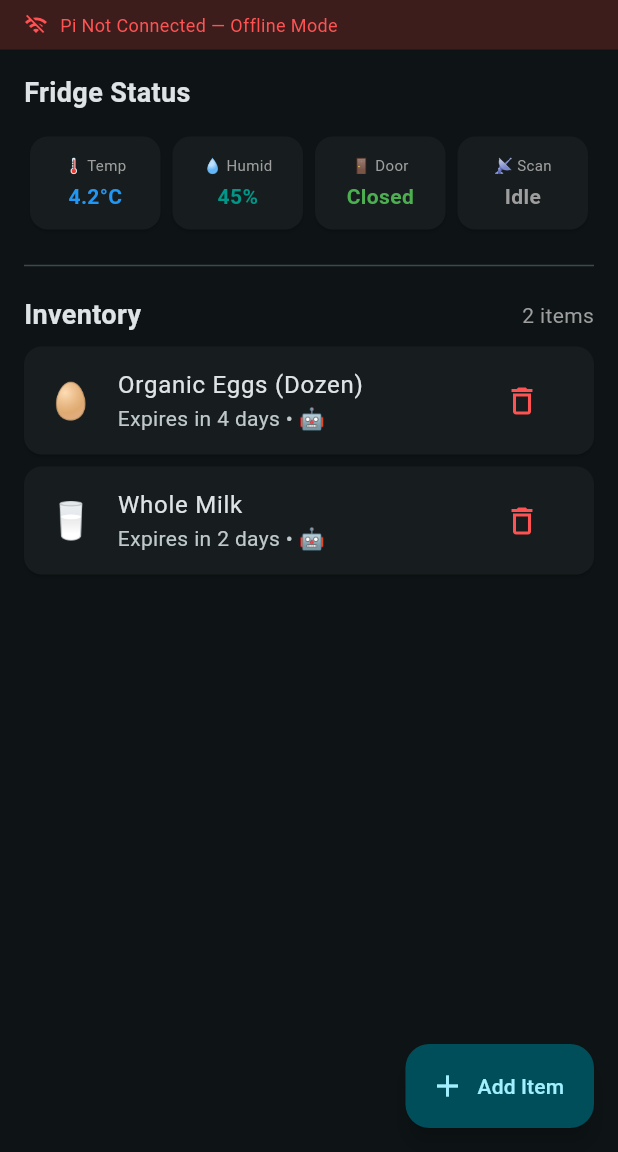
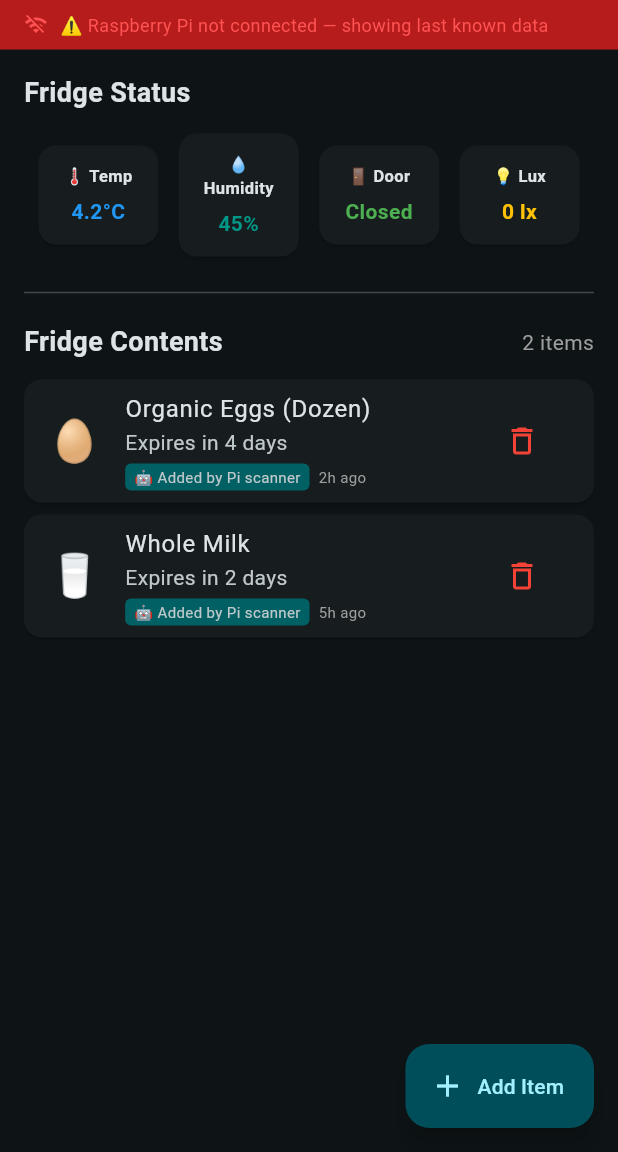
Before and after one commit to DavidMead182/PiFridge, a Flutter app: the screen it shows after launch, on a phone screen of 412 x 824 dp, the part 84-1236 px from its top. Run offline on Flutter 3.47's test engine with Material 3 defaults, Android fonts, the phone set to English and light mode, and no system bars; missing offline and left inert: mobile_scanner, openfoodfacts; network calls fail.

Commit message:
feat: integrate Pi sensor service into dashboard

```diff
--- a/lib/main.dart
+++ b/lib/main.dart
@@ -1,9 +1,9 @@
 import 'package:flutter/material.dart';
 import 'package:mobile_scanner/mobile_scanner.dart';
 import 'package:openfoodfacts/openfoodfacts.dart';
+import 'sensor_service.dart';
 
 void main() {
-  // --- Configure OpenFoodFacts API ---
   OpenFoodAPIConfiguration.userAgent = UserAgent(
     name: 'PiFridge',
     version: '1.0.0',
@@ -32,16 +32,13 @@ class PiFridgeApp extends StatelessWidget {
   }
 }
 
-// ─────────────────────────────────────────────
-//  MODELS
-// ─────────────────────────────────────────────
-
+// --- FOOD MODEL ---
 class FoodItem {
   final String name;
   final String icon;
   final String expirationDate;
   final String? barcode;
-  final bool isManualEntry; // true = phone, false = Pi
+  final bool isManualEntry;
   final DateTime addedAt;
 
   FoodItem({
@@ -54,28 +51,9 @@ class FoodItem {
   }) : addedAt = addedAt ?? DateTime.now();
 }
 
-class FridgeVitals {
-  final double temperature;
-  final int humidity;
-  final bool doorOpen;
-  final bool scannerActive;
-  final bool piConnected;
-  final DateTime lastUpdated;
-
-  const FridgeVitals({
-    required this.temperature,
-    required this.humidity,
-    required this.doorOpen,
-    required this.scannerActive,
-    required this.piConnected,
-    required this.lastUpdated,
-  });
-}
-
 // ─────────────────────────────────────────────
 //  DASHBOARD
 // ─────────────────────────────────────────────
-
 class FridgeDashboard extends StatefulWidget {
   const FridgeDashboard({super.key});
 
@@ -84,15 +62,12 @@ class FridgeDashboard extends StatefulWidget {
 }
 
 class _FridgeDashboardState extends State<FridgeDashboard> {
-  // Simulation Data (Replace with real Pi data later)
-  FridgeVitals _vitals = FridgeVitals(
-    temperature: 4.2,
-    humidity: 45,
-    doorOpen: false,
-    scannerActive: false,
-    piConnected: false,
-    lastUpdated: DateTime.now(),
-  );
+  // SensorService fetches real data from the Pi
+  final SensorService _sensorService = SensorService();
+
+  // Starts with initial placeholder values, updates when Pi connects
+  FridgeSensorData _sensorData = FridgeSensorData.initial();
+  bool _piConnected = false;
 
   final List<FoodItem> _inventory = [
     FoodItem(
@@ -112,6 +87,176 @@ class _FridgeDashboardState extends State<FridgeDashboard> {
   ];
 
   @override
+  void initState() {
+    super.initState();
+    // Start listening to the Pi sensor stream
+    _sensorService.getAllSensorData().listen((data) {
+      if (mounted) {
+        setState(() {
+          _sensorData = data;
+          _piConnected = _sensorService.piConnected;
+        });
+      }
+    });
+  }
+
+  // ── Connection banner ──
+  Widget _buildConnectionBanner() {
+    return Container(
+      width: double.infinity,
+      padding: const EdgeInsets.symmetric(vertical: 8, horizontal: 16),
+      color: _piConnected ? Colors.green.shade900 : Colors.red.shade900,
+      child: Row(
+        children: [
+          Icon(
+            _piConnected ? Icons.wifi : Icons.wifi_off,
+            size: 16,
+            color: _piConnected ? Colors.greenAccent : Colors.redAccent,
+          ),
+          const SizedBox(width: 8),
+          Expanded(
+            child: Text(
+              _piConnected
+                  ? "Raspberry Pi connected · Last update: ${_formatTime(_sensorData.lastUpdated)}"
+                  : "⚠ Raspberry Pi not connected — showing last known data",
+              style: TextStyle(
+                fontSize: 12,
+                color: _piConnected ? Colors.greenAccent : Colors.redAccent,
+              ),
+            ),
+          ),
+        ],
+      ),
+    );
+  }
+
+  // ── Vitals row — now uses REAL data from Pi ──
+  Widget _buildVitals() {
+    return Column(
+      crossAxisAlignment: CrossAxisAlignment.start,
+      children: [
+        const Text(
+          "Fridge Status",
+          style: TextStyle(fontSize: 18, fontWeight: FontWeight.bold),
+        ),
+        const SizedBox(height: 10),
+        Row(
+          mainAxisAlignment: MainAxisAlignment.spaceEvenly,
+          children: [
+            _buildVitalCard(
+              "🌡 Temp",
+              "${_sensorData.temperature.toStringAsFixed(1)}°C",
+              Colors.blue,
+            ),
+            _buildVitalCard(
+              "💧 Humidity",
+              "${_sensorData.humidity.toStringAsFixed(0)}%",
+              Colors.teal,
+            ),
+            _buildVitalCard(
+              "🚪 Door",
+              _sensorData.doorOpen ? "Open" : "Closed",
+              _sensorData.doorOpen ? Colors.red : Colors.green,
+            ),
+            _buildVitalCard(
+              "💡 Lux",
+              "${_sensorData.lux.toStringAsFixed(0)} lx",
+              Colors.amber,
+            ),
+          ],
+        ),
+      ],
+    );
+  }
+
+  // ── Inventory list ──
+  Widget _buildInventory() {
+    return Column(
+      crossAxisAlignment: CrossAxisAlignment.start,
+      children: [
+        Row(
+          mainAxisAlignment: MainAxisAlignment.spaceBetween,
+          children: [
+            const Text(
+              "Fridge Contents",
+              style: TextStyle(fontSize: 18, fontWeight: FontWeight.bold),
+            ),
+            Text(
+              "${_inventory.length} items",
+              style: const TextStyle(color: Colors.grey),
+            ),
+          ],
+        ),
+        const SizedBox(height: 8),
+        ListView.builder(
+          shrinkWrap: true,
+          physics: const NeverScrollableScrollPhysics(),
+          itemCount: _inventory.length,
+          itemBuilder: (context, index) {
+            final item = _inventory[index];
+            return Card(
+              margin: const EdgeInsets.symmetric(vertical: 4),
+              child: ListTile(
+                leading: Text(item.icon, style: const TextStyle(fontSize: 28)),
+                title: Text(item.name),
+                subtitle: Column(
+                  crossAxisAlignment: CrossAxisAlignment.start,
+                  children: [
+                    Text(item.expirationDate),
+                    const SizedBox(height: 4),
+                    Row(
+                      children: [
+                        Container(
+                          padding: const EdgeInsets.symmetric(
+                            horizontal: 6,
+                            vertical: 2,
+                          ),
+                          decoration: BoxDecoration(
+                            color: item.isManualEntry
+                                ? Colors.amber.shade900
+                                : Colors.cyan.shade900,
+                            borderRadius: BorderRadius.circular(4),
+                          ),
+                          child: Text(
+                            item.isManualEntry
+                                ? "📱 Added via phone"
+                                : "🤖 Added by Pi scanner",
+                            style: const TextStyle(fontSize: 10),
+                          ),
+                        ),
+                        const SizedBox(width: 6),
+                        Text(
+                          _formatTime(item.addedAt),
+                          style: const TextStyle(
+                            fontSize: 10,
+                            color: Colors.grey,
+                          ),
+                        ),
+                      ],
+                    ),
+                  ],
+                ),
+                trailing: IconButton(
+                  icon: const Icon(Icons.delete_outline, color: Colors.red),
+                  onPressed: () {
+                    setState(() => _inventory.removeAt(index));
+                    ScaffoldMessenger.of(context).showSnackBar(
+                      const SnackBar(
+                        content: Text("Item removed from inventory"),
+                        duration: Duration(seconds: 2),
+                      ),
+                    );
+                  },
+                ),
+              ),
+            );
+          },
+        ),
+      ],
+    );
+  }
+
+  @override
   Widget build(BuildContext context) {
     return Scaffold(
       appBar: AppBar(
@@ -120,7 +265,15 @@ class _FridgeDashboardState extends State<FridgeDashboard> {
         actions: [
           IconButton(
             icon: const Icon(Icons.refresh),
-            onPressed: () => _simulateRefresh(),
+            tooltip: "Refresh Pi data",
+            onPressed: () {
+              ScaffoldMessenger.of(context).showSnackBar(
+                const SnackBar(
+                  content: Text("Refreshing data from Raspberry Pi..."),
+                  duration: Duration(seconds: 2),
+                ),
+              );
+            },
           ),
         ],
       ),
@@ -133,9 +286,9 @@ class _FridgeDashboardState extends State<FridgeDashboard> {
               child: Column(
                 crossAxisAlignment: CrossAxisAlignment.start,
                 children: [
-                  _buildVitalsSection(),
+                  _buildVitals(),
                   const Divider(height: 40),
-                  _buildInventorySection(),
+                  _buildInventory(),
                   const SizedBox(height: 80),
                 ],
               ),
@@ -147,137 +300,47 @@ class _FridgeDashboardState extends State<FridgeDashboard> {
         onPressed: _showAddOptions,
         icon: const Icon(Icons.add),
         label: const Text("Add Item"),
+        tooltip: "Backup: add item manually or scan with phone",
       ),
     );
   }
 
-  // --- Helper UI Methods ---
-
-  Widget _buildConnectionBanner() {
-    final bool connected = _vitals.piConnected;
-    return Container(
-      width: double.infinity,
-      padding: const EdgeInsets.symmetric(vertical: 8, horizontal: 16),
-      color: connected ? Colors.green.withOpacity(0.2) : Colors.red.withOpacity(0.2),
-      child: Row(
-        children: [
-          Icon(
-            connected ? Icons.wifi : Icons.wifi_off,
-            size: 16,
-            color: connected ? Colors.greenAccent : Colors.redAccent,
-          ),
-          const SizedBox(width: 8),
-          Text(
-            connected
-                ? "Pi Connected • ${_formatTime(_vitals.lastUpdated)}"
-                : "Pi Not Connected — Offline Mode",
-            style: TextStyle(
-              fontSize: 12,
-              color: connected ? Colors.greenAccent : Colors.redAccent,
-            ),
-          ),
-        ],
-      ),
-    );
-  }
-
-  Widget _buildVitalsSection() {
-    return Column(
-      crossAxisAlignment: CrossAxisAlignment.start,
-      children: [
-        const Text("Fridge Status", style: TextStyle(fontSize: 18, fontWeight: FontWeight.bold)),
-        const SizedBox(height: 12),
-        Row(
-          mainAxisAlignment: MainAxisAlignment.spaceBetween,
-          children: [
-            _vitalCard("🌡 Temp", "${_vitals.temperature}°C", Colors.blue),
-            _vitalCard("💧 Humid", "${_vitals.humidity}%", Colors.teal),
-            _vitalCard("🚪 Door", _vitals.doorOpen ? "Open" : "Closed", _vitals.doorOpen ? Colors.red : Colors.green),
-            _vitalCard("📡 Scan", _vitals.scannerActive ? "Active" : "Idle", _vitals.scannerActive ? Colors.amber : Colors.grey),
-          ],
-        ),
-      ],
-    );
-  }
-
-  Widget _vitalCard(String label, String value, Color color) {
-    return Expanded(
-      child: Card(
-        child: Padding(
-          padding: const EdgeInsets.symmetric(vertical: 12),
-          child: Column(
-            children: [
-              Text(label, style: const TextStyle(fontSize: 10, color: Colors.grey)),
-              const SizedBox(height: 4),
-              Text(value, style: TextStyle(fontSize: 14, color: color, fontWeight: FontWeight.bold)),
-            ],
-          ),
-        ),
-      ),
-    );
-  }
-
-  Widget _buildInventorySection() {
-    return Column(
-      crossAxisAlignment: CrossAxisAlignment.start,
-      children: [
-        Row(
-          mainAxisAlignment: MainAxisAlignment.spaceBetween,
-          children: [
-            const Text("Inventory", style: TextStyle(fontSize: 18, fontWeight: FontWeight.bold)),
-            Text("${_inventory.length} items", style: const TextStyle(color: Colors.grey)),
-          ],
-        ),
-        const SizedBox(height: 8),
-        ListView.builder(
-          shrinkWrap: true,
-          physics: const NeverScrollableScrollPhysics(),
-          itemCount: _inventory.length,
-          itemBuilder: (context, index) {
-            final item = _inventory[index];
-            return Card(
-              margin: const EdgeInsets.only(bottom: 8),
-              child: ListTile(
-                leading: Text(item.icon, style: const TextStyle(fontSize: 24)),
-                title: Text(item.name),
-                subtitle: Text("${item.expirationDate} • ${item.isManualEntry ? '📱' : '🤖'}"),
-                trailing: IconButton(
-                  icon: const Icon(Icons.delete_outline, color: Colors.redAccent),
-                  onPressed: () => setState(() => _inventory.removeAt(index)),
-                ),
-              ),
-            );
-          },
-        ),
-      ],
-    );
-  }
-
-  // --- Logic Methods ---
-
   void _showAddOptions() {
     showModalBottomSheet(
       context: context,
-      builder: (context) => Column(
+      builder: (context) => SafeArea(
+        child: Column(
           mainAxisSize: MainAxisSize.min,
           children: [
+            const Padding(
+              padding: EdgeInsets.all(16),
+              child: Text(
+                "Add Item (Backup — Pi scanner missed something?)",
+                style: TextStyle(fontWeight: FontWeight.bold, fontSize: 15),
+                textAlign: TextAlign.center,
+              ),
+            ),
             ListTile(
-            leading: const Icon(Icons.qr_code_scanner),
-            title: const Text("Scan with Phone"),
+              leading: const Icon(Icons.qr_code_scanner, color: Colors.cyan),
+              title: const Text("Scan barcode with phone"),
+              subtitle: const Text("Use phone camera as backup scanner"),
               onTap: () {
                 Navigator.pop(context);
                 _openPhoneScanner();
               },
             ),
             ListTile(
-            leading: const Icon(Icons.edit),
-            title: const Text("Manual Entry"),
+              leading: const Icon(Icons.edit_note, color: Colors.amber),
+              title: const Text("Enter manually"),
+              subtitle: const Text("Type in food details by hand"),
               onTap: () {
                 Navigator.pop(context);
                 _showManualEntryDialog();
               },
             ),
+            const SizedBox(height: 8),
           ],
+        ),
       ),
     );
   }
@@ -287,9 +350,9 @@ class _FridgeDashboardState extends State<FridgeDashboard> {
       context,
       MaterialPageRoute(
         builder: (context) => PhoneScannerScreen(
-          onBarcodeScanned: (barcode) {
+          onBarcodeScanned: (barcode) async {
             Navigator.pop(context);
-            _lookupAndAddBarcode(barcode);
+            await _lookupAndAddBarcode(barcode);
           },
         ),
       ),
@@ -297,60 +360,99 @@ class _FridgeDashboardState extends State<FridgeDashboard> {
   }
 
   Future<void> _lookupAndAddBarcode(String barcode) async {
-    ScaffoldMessenger.of(context).showSnackBar(SnackBar(content: Text("Searching for $barcode...")));
+    if (!mounted) return;
+    ScaffoldMessenger.of(context).showSnackBar(
+      SnackBar(
+        content: Text("Looking up barcode $barcode..."),
+        duration: const Duration(seconds: 2),
+      ),
+    );
 
     try {
       final config = ProductQueryConfiguration(
         barcode,
         version: ProductQueryVersion.v3,
-        fields: [ProductField.NAME],
+        fields: [ProductField.NAME, ProductField.CATEGORIES],
       );
       final result = await OpenFoodAPIClient.getProductV3(config);
 
       if (result.product != null) {
-        final name = result.product!.productName ?? "Unknown Item";
+        final product = result.product!;
+        final name = product.productName ?? "Unknown Product";
         setState(() {
           _inventory.add(FoodItem(
             name: name,
             icon: "📦",
-            expirationDate: "Set Date",
+            expirationDate: "Check packaging",
+            barcode: barcode,
             isManualEntry: true,
           ));
         });
+        if (mounted) {
+          ScaffoldMessenger.of(context).showSnackBar(
+            SnackBar(
+              content: Text("'$name' added via phone scan"),
+              backgroundColor: Colors.green.shade800,
+            ),
+          );
+        }
       } else {
+        if (mounted) {
+          ScaffoldMessenger.of(context).showSnackBar(
+            const SnackBar(
+              content: Text("Product not found — please enter details manually"),
+              backgroundColor: Colors.orange,
+            ),
+          );
           _showManualEntryDialog(prefillBarcode: barcode);
         }
+      }
     } catch (e) {
-      debugPrint("Lookup failed: $e");
+      if (mounted) {
+        ScaffoldMessenger.of(context).showSnackBar(
+          SnackBar(content: Text("Lookup failed: $e")),
+        );
+      }
     }
   }
 
   void _showManualEntryDialog({String? prefillBarcode}) {
-    // Standard dialog logic... (kept from your original snippet)
     final nameController = TextEditingController();
+    final barcodeController = TextEditingController(text: prefillBarcode ?? '');
     final expirationController = TextEditingController();
+
     showDialog(
       context: context,
       builder: (context) => AlertDialog(
         title: const Text("Manual Entry"),
-        content: Column(
+        content: SingleChildScrollView(
+          child: Column(
             mainAxisSize: MainAxisSize.min,
             children: [
               TextField(
                 controller: nameController,
-              decoration: const InputDecoration(labelText: "Food Name"),
+                decoration: const InputDecoration(
+                  labelText: "Food Name *",
+                  hintText: "e.g., Whole Milk",
                 ),
+              ),
+              const SizedBox(height: 12),
               TextField(
                 controller: expirationController,
-              decoration: const InputDecoration(labelText: "Expiration Date"),
+                decoration: const InputDecoration(
+                  labelText: "Expiration *",
+                  hintText: "e.g., Expires in 5 days",
                 ),
-            if (prefillBarcode != null)
-              Padding(
-                padding: const EdgeInsets.only(top: 10),
-                child: Text("Barcode: $prefillBarcode",
-                  style: const TextStyle(fontSize: 12, color: Colors.grey)),
+              ),
+              const SizedBox(height: 12),
+              TextField(
+                controller: barcodeController,
+                decoration: const InputDecoration(
+                  labelText: "Barcode (optional)",
+                ),
               ),
             ],
+          ),
         ),
         actions: [
           TextButton(
@@ -359,20 +461,32 @@ class _FridgeDashboardState extends State<FridgeDashboard> {
           ),
           ElevatedButton(
             onPressed: () {
-              if (nameController.text.isNotEmpty) {
+              if (nameController.text.isEmpty ||
+                  expirationController.text.isEmpty) {
+                ScaffoldMessenger.of(context).showSnackBar(
+                  const SnackBar(
+                      content: Text("Please fill in required fields")),
+                );
+                return;
+              }
               setState(() {
-                  _inventory.insert(0, FoodItem(
+                _inventory.add(FoodItem(
                   name: nameController.text,
                   icon: "📦",
-                    expirationDate: expirationController.text.isEmpty
-                        ? "No date"
-                        : expirationController.text,
+                  expirationDate: expirationController.text,
+                  barcode: barcodeController.text.isNotEmpty
+                      ? barcodeController.text
+                      : null,
                   isManualEntry: true,
-                    barcode: prefillBarcode,
                 ));
               });
               Navigator.pop(context);
-              }
+              ScaffoldMessenger.of(context).showSnackBar(
+                SnackBar(
+                  content: Text("'${nameController.text}' added manually"),
+                  duration: const Duration(seconds: 2),
+                ),
+              );
             },
             child: const Text("Add to Fridge"),
           ),
@@ -381,32 +495,49 @@ class _FridgeDashboardState extends State<FridgeDashboard> {
     );
   }
 
-  void _simulateRefresh() {
-    setState(() {
-      _vitals = FridgeVitals(
-        temperature: 3.8, // Slightly changed
-        humidity: 42,
-        doorOpen: false,
-        scannerActive: false,
-        piConnected: true, // Now "connected"
-        lastUpdated: DateTime.now(),
+  Widget _buildVitalCard(String label, String value, Color color) {
+    return Card(
+      child: Container(
+        padding: const EdgeInsets.all(12),
+        width: 80,
+        child: Column(
+          children: [
+            Text(
+              label,
+              style: const TextStyle(fontSize: 11, fontWeight: FontWeight.w600),
+              textAlign: TextAlign.center,
+            ),
+            const SizedBox(height: 6),
+            Text(
+              value,
+              style: TextStyle(
+                fontSize: 14,
+                color: color,
+                fontWeight: FontWeight.bold,
+              ),
+              textAlign: TextAlign.center,
+            ),
+          ],
+        ),
+      ),
     );
-    });
   }
 
   String _formatTime(DateTime dt) {
     final diff = DateTime.now().difference(dt);
     if (diff.inMinutes < 1) return "just now";
-    return "${diff.inMinutes}m ago";
+    if (diff.inMinutes < 60) return "${diff.inMinutes}m ago";
+    if (diff.inHours < 24) return "${diff.inHours}h ago";
+    return "${diff.inDays}d ago";
   }
 }
 
 // ─────────────────────────────────────────────
-//  SCANNER SCREEN
+//  PHONE SCANNER SCREEN (backup scanner)
 // ─────────────────────────────────────────────
+class PhoneScannerScreen extends StatefulWidget {
+  final void Function(String barcode) onBarcodeScanned;
 
-class PhoneScannerScreen extends StatefulWidget {
-  final Function(String) onBarcodeScanned;
   const PhoneScannerScreen({super.key, required this.onBarcodeScanned});
 
   @override
@@ -414,22 +545,45 @@ class PhoneScannerScreen extends StatefulWidget {
 }
 
 class _PhoneScannerScreenState extends State<PhoneScannerScreen> {
-  bool _isProcessed = false;
+  bool _hasScanned = false;
 
   @override
   Widget build(BuildContext context) {
     return Scaffold(
-      appBar: AppBar(title: const Text("Scanner")),
-      body: MobileScanner(
+      appBar: AppBar(
+        title: const Text("📱 Phone Scanner (Backup)"),
+        centerTitle: true,
+      ),
+      body: Stack(
+        children: [
+          MobileScanner(
             onDetect: (capture) {
-          if (!_isProcessed) {
-            final barcode = capture.barcodes.first.rawValue;
-            if (barcode != null) {
-              _isProcessed = true;
-              widget.onBarcodeScanned(barcode);
-            }
+              if (_hasScanned) return;
+              final barcodes = capture.barcodes;
+              if (barcodes.isNotEmpty && barcodes.first.rawValue != null) {
+                setState(() => _hasScanned = true);
+                widget.onBarcodeScanned(barcodes.first.rawValue!);
               }
             },
+          ),
+          Align(
+            alignment: Alignment.bottomCenter,
+            child: Container(
+              margin: const EdgeInsets.all(24),
+              padding: const EdgeInsets.all(16),
+              decoration: BoxDecoration(
+                color: Colors.black87,
+                borderRadius: BorderRadius.circular(12),
+              ),
+              child: const Text(
+                "Point at the barcode on the food packaging.\n"
+                "This is a backup — the Pi scanner handles this automatically.",
+                textAlign: TextAlign.center,
+                style: TextStyle(color: Colors.white70),
+              ),
+            ),
+          ),
+        ],
       ),
     );
   }
```
Lines whose indentation alone changed are shown as unchanged.
